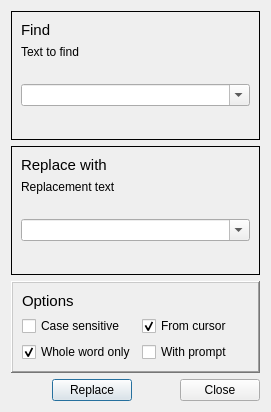
Above: trunc/src/replacedialog.ui from PLLUG/kuzya before the change. Below: the same form after it.
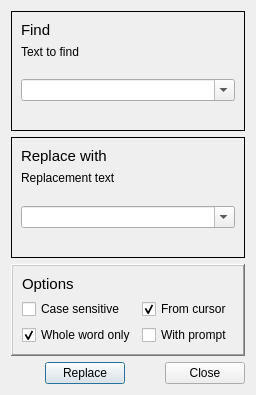
That is the form after the change.

```diff
--- a/trunc/src/replacedialog.ui
+++ b/trunc/src/replacedialog.ui
@@ -8,9 +8,9 @@
   <property name="geometry">
    <rect>
     <x>0</x>
-    <y>0</y>
-    <width>271</width>
-    <height>412</height>
+    <y>8</y>
+    <width>256</width>
+    <height>395</height>
    </rect>
   </property>
   <property name="sizePolicy">
```
Left out of the diff: 12 changed lines with no effect on the pictures.
